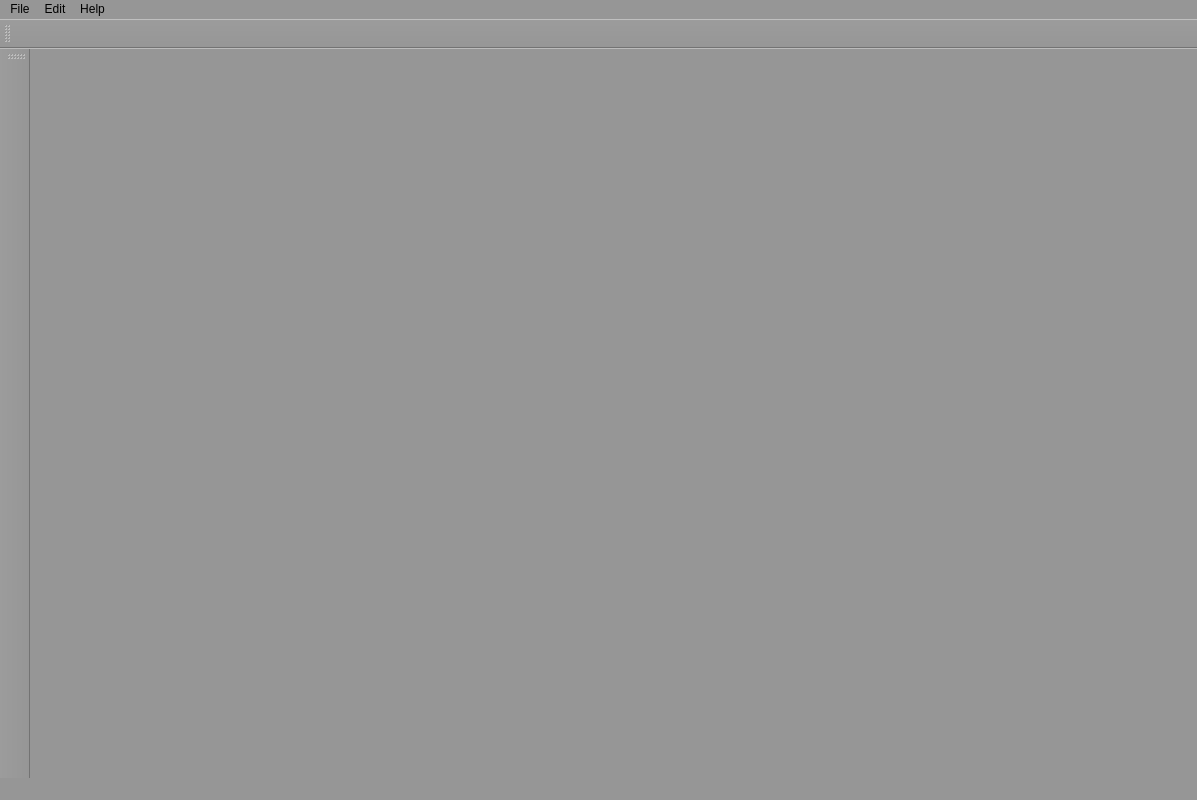
Qt form MainWindow.ui (hitsz-ldjam/PixelMix) before a commit.
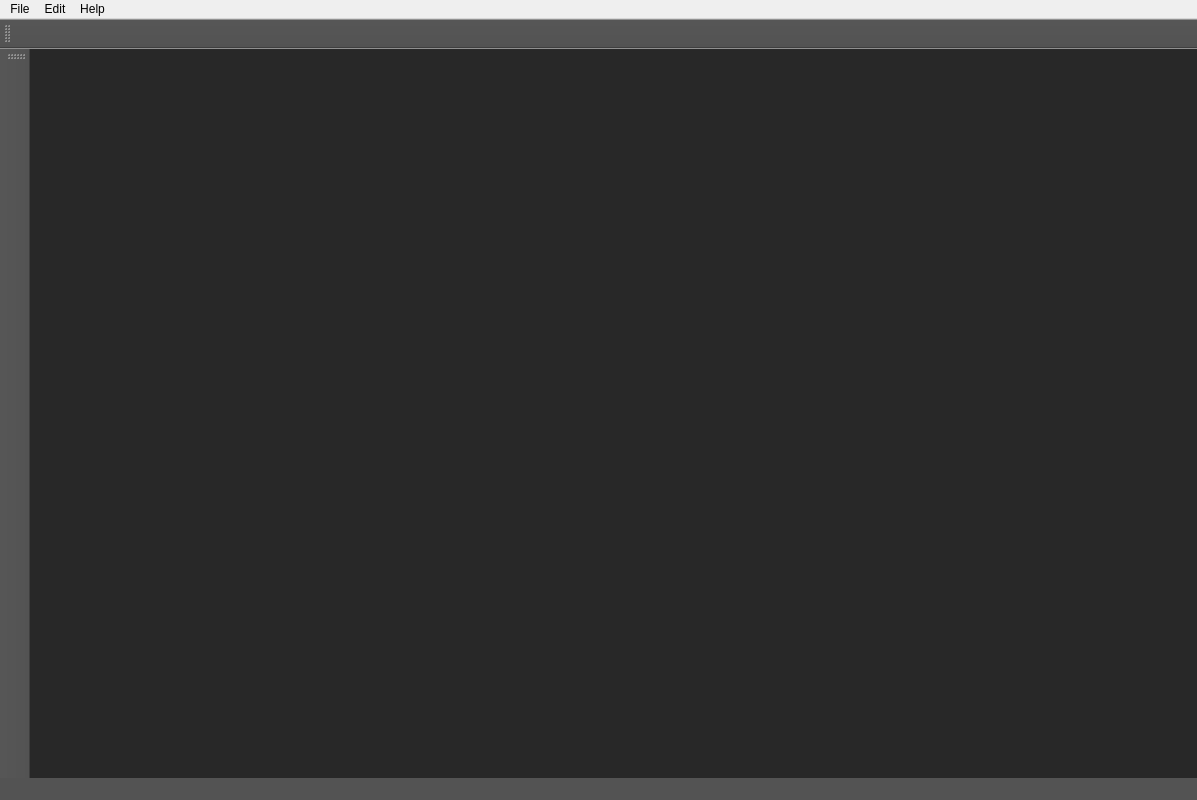
The same form after that commit.

```diff
--- a/MainWindow.ui
+++ b/MainWindow.ui
@@ -29,8 +29,7 @@
    <string>Pixel Mix</string>
   </property>
   <property name="styleSheet">
-   <string notr="true">background-color: rgb(150, 150, 150);
-</string>
+   <string notr="true"/>
   </property>
   <property name="locale">
    <locale language="English" country="UnitedStates"/>
@@ -39,6 +38,9 @@
    <enum>Qt::ToolButtonIconOnly</enum>
   </property>
   <widget class="QWidget" name="centralwidget">
+   <property name="styleSheet">
+    <string notr="true">background-color: #282828;</string>
+   </property>
    <property name="locale">
     <locale language="English" country="UnitedStates"/>
    </property>
@@ -52,6 +54,9 @@
      <height>26</height>
     </rect>
    </property>
+   <property name="styleSheet">
+    <string notr="true"/>
+   </property>
    <widget class="QMenu" name="menuFile">
     <property name="title">
      <string>File</string>
@@ -79,7 +84,11 @@
    <addaction name="menuEdit"/>
    <addaction name="menuHelp"/>
   </widget>
-  <widget class="QStatusBar" name="statusbar"/>
+  <widget class="QStatusBar" name="statusbar">
+   <property name="styleSheet">
+    <string notr="true">background-color: #535353;</string>
+   </property>
+  </widget>
   <widget class="QToolBar" name="mainToolBar">
    <property name="minimumSize">
     <size>
@@ -90,6 +99,9 @@
    <property name="windowTitle">
     <string>toolBar</string>
    </property>
+   <property name="styleSheet">
+    <string notr="true">background-color: #535353;</string>
+   </property>
    <attribute name="toolBarArea">
     <enum>TopToolBarArea</enum>
    </attribute>
@@ -107,6 +119,9 @@
    <property name="windowTitle">
     <string>toolBar</string>
    </property>
+   <property name="styleSheet">
+    <string notr="true">background-color: #535353;</string>
+   </property>
    <property name="locale">
     <locale language="English" country="UnitedStates"/>
    </property>
```
Left out of the diff: 9 changed lines with no effect on the pictures.
